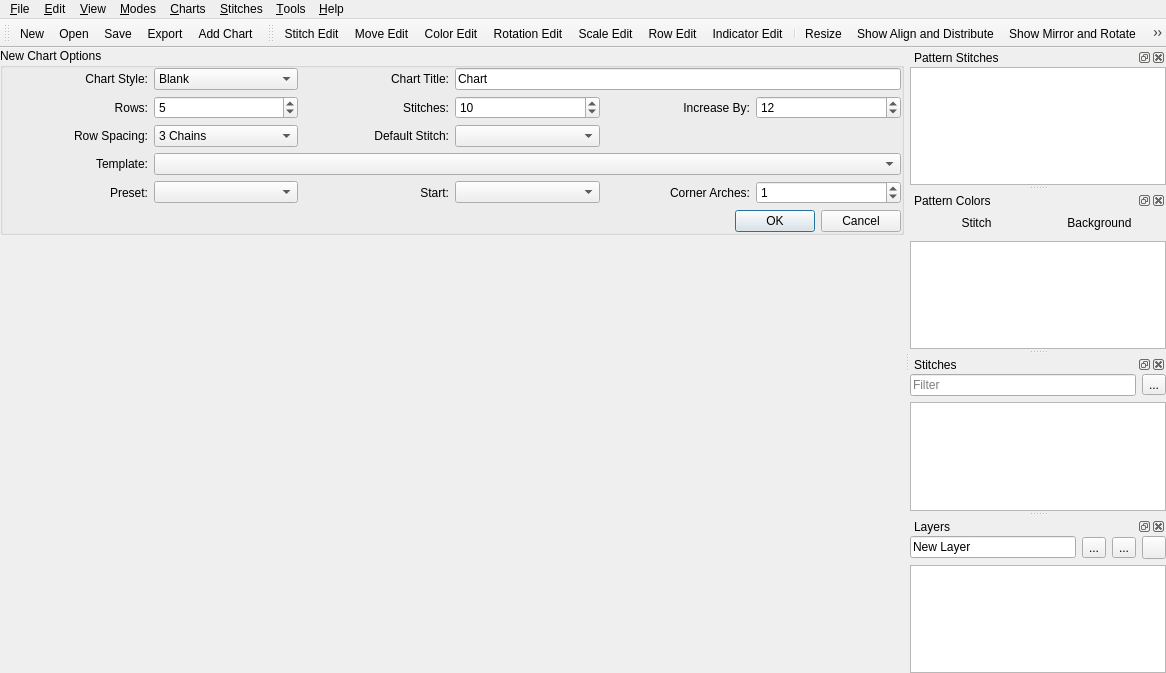
First picture: the form in src/mainwindow.ui, repository FamousMonsterr/CrochetCharts, before the edit.
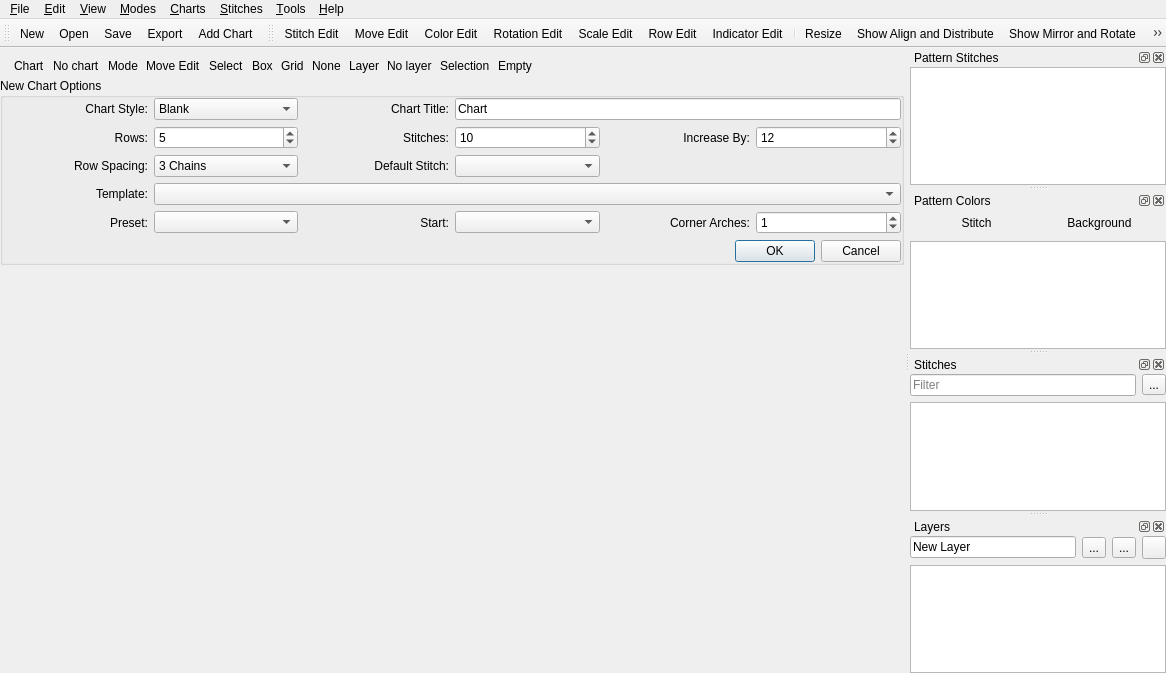
Second picture: the form after the edit. Icons and pictures are not drawn. Custom widgets are drawn as their Qt base class.

Commit message: Improve editor shell context and affordances

Diff of the .ui file:
```diff
--- a/src/mainwindow.ui
+++ b/src/mainwindow.ui
@@ -25,6 +25,163 @@
     <property name="margin">
      <number>0</number>
     </property>
+    <item>
+     <widget class="QWidget" name="editorContextBar">
+      <property name="panelSurface" stdset="0">
+       <bool>true</bool>
+      </property>
+      <layout class="QHBoxLayout" name="editorContextLayout">
+       <property name="spacing">
+        <number>8</number>
+       </property>
+       <property name="leftMargin">
+        <number>14</number>
+       </property>
+       <property name="topMargin">
+        <number>8</number>
+       </property>
+       <property name="rightMargin">
+        <number>14</number>
+       </property>
+       <property name="bottomMargin">
+        <number>2</number>
+       </property>
+       <item>
+        <widget class="QLabel" name="contextChartLabel">
+         <property name="contextRole" stdset="0">
+          <string>caption</string>
+         </property>
+         <property name="text">
+          <string>Chart</string>
+         </property>
+        </widget>
+       </item>
+       <item>
+        <widget class="QLabel" name="contextChartValue">
+         <property name="contextRole" stdset="0">
+          <string>value</string>
+         </property>
+         <property name="text">
+          <string>No chart</string>
+         </property>
+        </widget>
+       </item>
+       <item>
+        <widget class="QLabel" name="contextModeLabel">
+         <property name="contextRole" stdset="0">
+          <string>caption</string>
+         </property>
+         <property name="text">
+          <string>Mode</string>
+         </property>
+        </widget>
+       </item>
+       <item>
+        <widget class="QLabel" name="contextModeValue">
+         <property name="contextRole" stdset="0">
+          <string>value</string>
+         </property>
+         <property name="text">
+          <string>Move Edit</string>
+         </property>
+        </widget>
+       </item>
+       <item>
+        <widget class="QLabel" name="contextSelectLabel">
+         <property name="contextRole" stdset="0">
+          <string>caption</string>
+         </property>
+         <property name="text">
+          <string>Select</string>
+         </property>
+        </widget>
+       </item>
+       <item>
+        <widget class="QLabel" name="contextSelectValue">
+         <property name="contextRole" stdset="0">
+          <string>value</string>
+         </property>
+         <property name="text">
+          <string>Box</string>
+         </property>
+        </widget>
+       </item>
+       <item>
+        <widget class="QLabel" name="contextGridLabel">
+         <property name="contextRole" stdset="0">
+          <string>caption</string>
+         </property>
+         <property name="text">
+          <string>Grid</string>
+         </property>
+        </widget>
+       </item>
+       <item>
+        <widget class="QLabel" name="contextGridValue">
+         <property name="contextRole" stdset="0">
+          <string>value</string>
+         </property>
+         <property name="text">
+          <string>None</string>
+         </property>
+        </widget>
+       </item>
+       <item>
+        <widget class="QLabel" name="contextLayerLabel">
+         <property name="contextRole" stdset="0">
+          <string>caption</string>
+         </property>
+         <property name="text">
+          <string>Layer</string>
+         </property>
+        </widget>
+       </item>
+       <item>
+        <widget class="QLabel" name="contextLayerValue">
+         <property name="contextRole" stdset="0">
+          <string>value</string>
+         </property>
+         <property name="text">
+          <string>No layer</string>
+         </property>
+        </widget>
+       </item>
+       <item>
+        <widget class="QLabel" name="contextSelectionLabel">
+         <property name="contextRole" stdset="0">
+          <string>caption</string>
+         </property>
+         <property name="text">
+          <string>Selection</string>
+         </property>
+        </widget>
+       </item>
+       <item>
+        <widget class="QLabel" name="contextSelectionValue">
+         <property name="contextRole" stdset="0">
+          <string>value</string>
+         </property>
+         <property name="text">
+          <string>Empty</string>
+         </property>
+        </widget>
+       </item>
+       <item>
+        <spacer name="editorContextSpacer">
+         <property name="orientation">
+          <enum>Qt::Horizontal</enum>
+         </property>
+         <property name="sizeHint" stdset="0">
+          <size>
+           <width>40</width>
+           <height>20</height>
+          </size>
+         </property>
+        </spacer>
+       </item>
+      </layout>
+     </widget>
+    </item>
     <item>
      <layout class="QVBoxLayout" name="dialogLayout" stretch="0">
       <property name="spacing">
```
Left out of the diff: 35 changed lines with no effect on the pictures. The commit also changes 6 other files.
